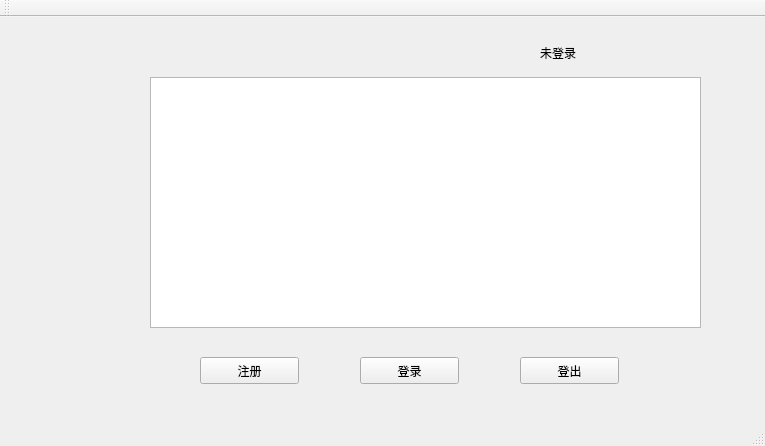
Qt form Qt/Train/mainwindow.ui (pascalprimer/DataStructure) before a commit.
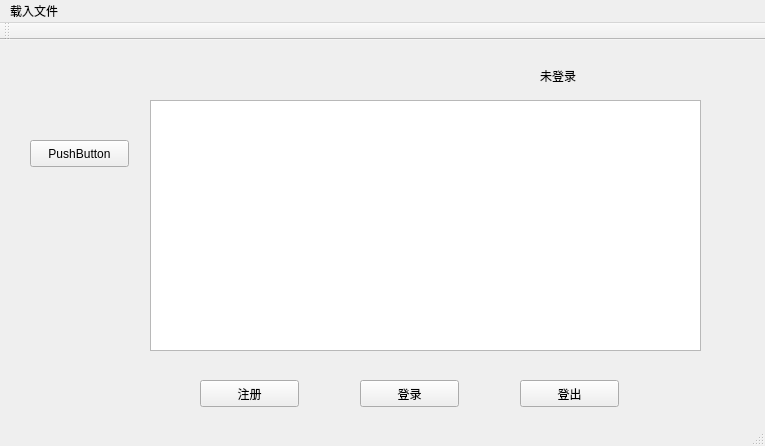
The same form after that commit.

What changed in the file:
```diff
--- a/Qt/Train/mainwindow.ui
+++ b/Qt/Train/mainwindow.ui
@@ -76,6 +76,19 @@
      <string>未登录</string>
     </property>
    </widget>
+   <widget class="QPushButton" name="pushButton">
+    <property name="geometry">
+     <rect>
+      <x>30</x>
+      <y>100</y>
+      <width>99</width>
+      <height>27</height>
+     </rect>
+    </property>
+    <property name="text">
+     <string>PushButton</string>
+    </property>
+   </widget>
   </widget>
   <widget class="QMenuBar" name="menuBar">
    <property name="geometry">
@@ -83,9 +96,15 @@
      <x>0</x>
      <y>0</y>
      <width>765</width>
-     <height>25</height>
+     <height>31</height>
     </rect>
    </property>
+   <widget class="QMenu" name="menu">
+    <property name="title">
+     <string>载入文件</string>
+    </property>
+   </widget>
+   <addaction name="menu"/>
   </widget>
   <widget class="QToolBar" name="mainToolBar">
    <attribute name="toolBarArea">
```
